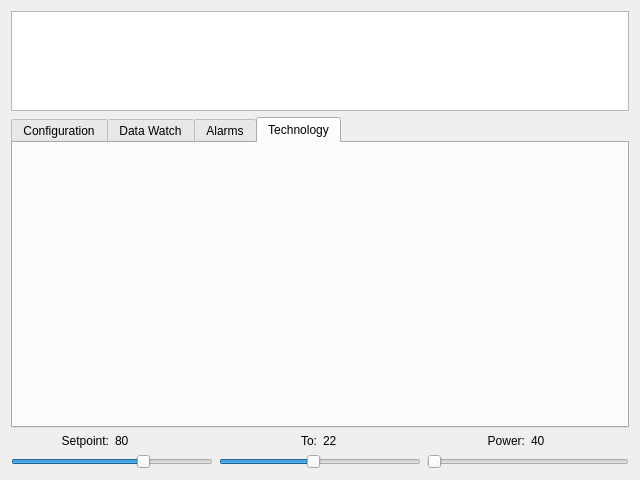
Old version of the form hmi/SCADA2/mainwindow.ui in the repository ptibbets/SCADA2.
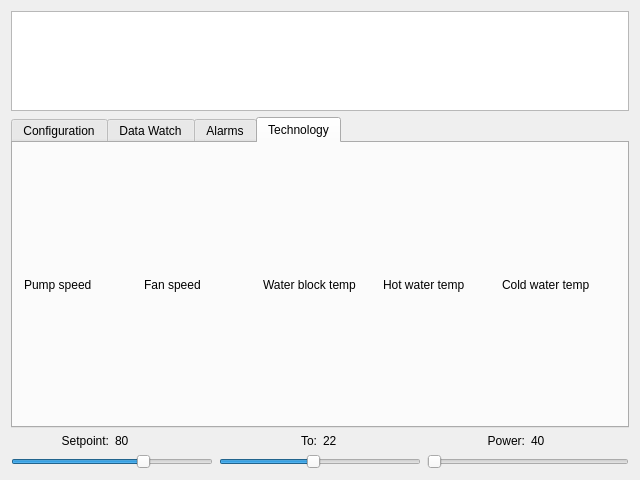
New version of the form. Icons and pictures are not drawn. Custom widgets are drawn as their Qt base class.

Commit message: Added state display to technology tab

```diff
--- a/hmi/SCADA2/mainwindow.ui
+++ b/hmi/SCADA2/mainwindow.ui
@@ -673,8 +673,89 @@
           <property name="scaledContents">
            <bool>true</bool>
           </property>
+          <property name="alignment">
+           <set>Qt::AlignCenter</set>
+          </property>
          </widget>
         </item>
+        <item>
+         <layout class="QHBoxLayout" name="horizontalLayout_14">
+          <item>
+           <widget class="QLabel" name="label_17">
+            <property name="text">
+             <string>Pump speed</string>
+            </property>
+           </widget>
+          </item>
+          <item>
+           <widget class="QLabel" name="label_16">
+            <property name="text">
+             <string>Fan speed</string>
+            </property>
+           </widget>
+          </item>
+          <item>
+           <widget class="QLabel" name="label_19">
+            <property name="text">
+             <string>Water block temp</string>
+            </property>
+           </widget>
+          </item>
+          <item>
+           <widget class="QLabel" name="label_18">
+            <property name="text">
+             <string>Hot water temp</string>
+            </property>
+           </widget>
+          </item>
+          <item>
+           <widget class="QLabel" name="label_20">
+            <property name="text">
+             <string>Cold water temp</string>
+            </property>
+           </widget>
+          </item>
+         </layout>
+        </item>
+        <item>
+         <layout class="QHBoxLayout" name="horizontalLayout_15">
+          <item>
+           <widget class="QLabel" name="ltPump">
+            <property name="text">
+             <string/>
+            </property>
+           </widget>
+          </item>
+          <item>
+           <widget class="QLabel" name="ltFan">
+            <property name="text">
+             <string/>
+            </property>
+           </widget>
+          </item>
+          <item>
+           <widget class="QLabel" name="ltWB">
+            <property name="text">
+             <string/>
+            </property>
+           </widget>
+          </item>
+          <item>
+           <widget class="QLabel" name="ltHot">
+            <property name="text">
+             <string/>
+            </property>
+           </widget>
+          </item>
+          <item>
+           <widget class="QLabel" name="ltCold">
+            <property name="text">
+             <string/>
+            </property>
+           </widget>
+          </item>
+         </layout>
+        </item>
        </layout>
       </widget>
      </widget>
```
The commit also changes 3 other files.
